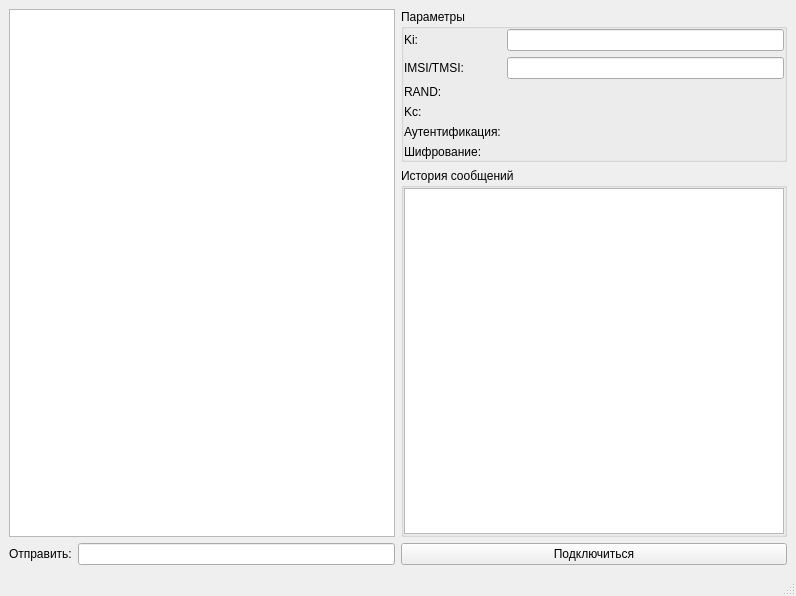
The window that apps/MobileStation/ui/mainwindow.ui (DoroninMA/gsm-algo) describes before a commit, drawn with Qt 5.
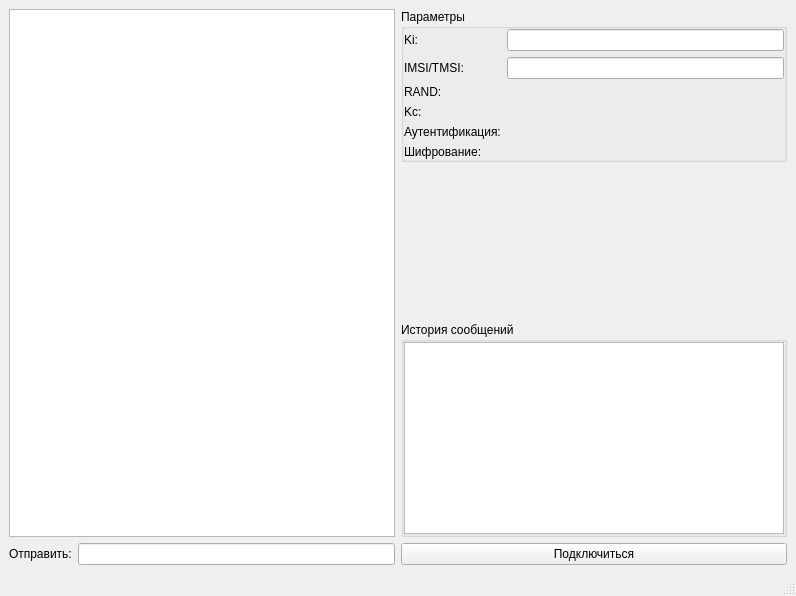
The same window after the commit. Icons and pictures are not drawn.

```diff
--- a/apps/MobileStation/ui/mainwindow.ui
+++ b/apps/MobileStation/ui/mainwindow.ui
@@ -150,6 +150,19 @@
         </layout>
        </widget>
       </item>
+      <item>
+       <spacer name="verticalSpacer">
+        <property name="orientation">
+         <enum>Qt::Vertical</enum>
+        </property>
+        <property name="sizeHint" stdset="0">
+         <size>
+          <width>20</width>
+          <height>40</height>
+         </size>
+        </property>
+       </spacer>
+      </item>
       <item>
        <widget class="QGroupBox" name="groupBox_2">
         <property name="title">
```
